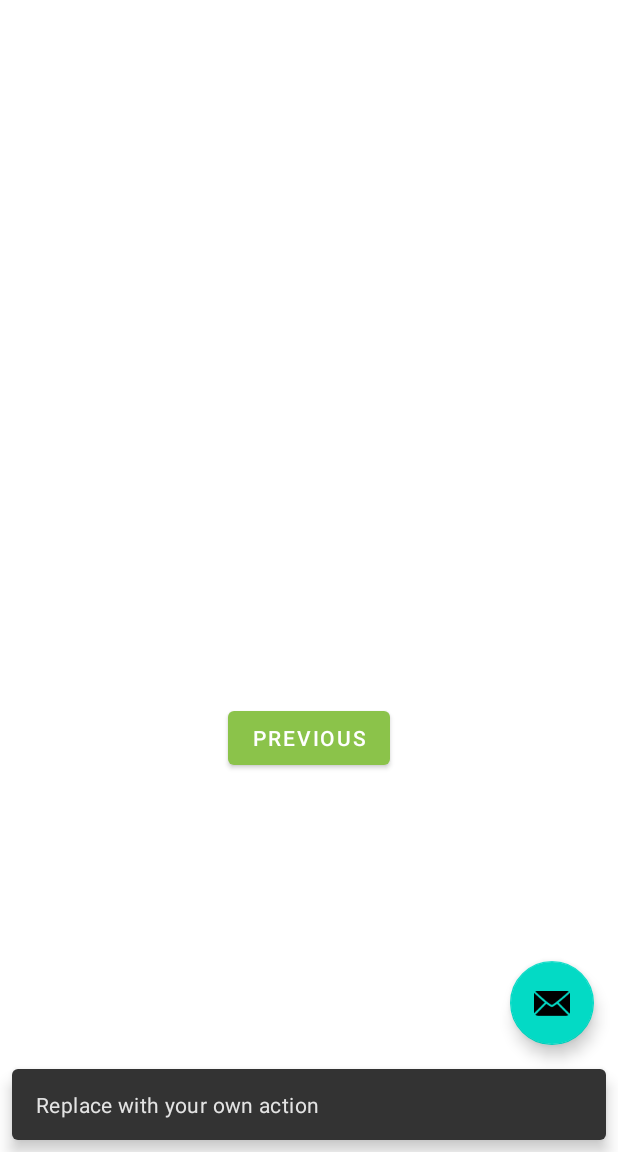
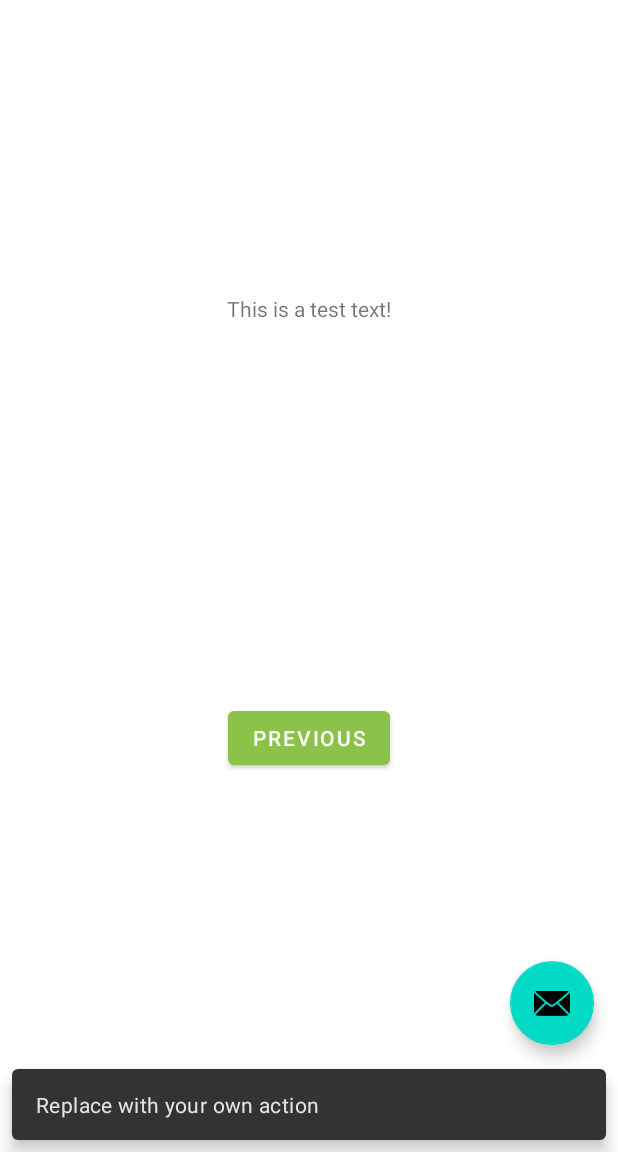
Before and after one commit to raileendr/PlantPartner, an Android app: the SecondFragment screen opened through its navigation route, after a tap on "TODO", on a phone screen of 412 x 824 dp, the part 84-1236 px from its top. Run offline under Robolectric (Android 15) with nearby library versions, the phone set to English and light mode, and no system bars.

Commit message:
Created a test TextView in fragment_second

```diff
--- a/app/src/main/res/layout/fragment_second.xml
+++ b/app/src/main/res/layout/fragment_second.xml
@@ -25,4 +25,14 @@
         app:layout_constraintEnd_toEndOf="parent"
         app:layout_constraintStart_toStartOf="parent"
         app:layout_constraintTop_toBottomOf="@id/textview_second" />
+
+    <TextView
+        android:id="@+id/textView"
+        android:layout_width="wrap_content"
+        android:layout_height="wrap_content"
+        android:text="This is a test text!"
+        app:layout_constraintBottom_toTopOf="@+id/button_second"
+        app:layout_constraintEnd_toEndOf="parent"
+        app:layout_constraintStart_toStartOf="parent"
+        app:layout_constraintTop_toTopOf="parent" />
 </androidx.constraintlayout.widget.ConstraintLayout>
```
